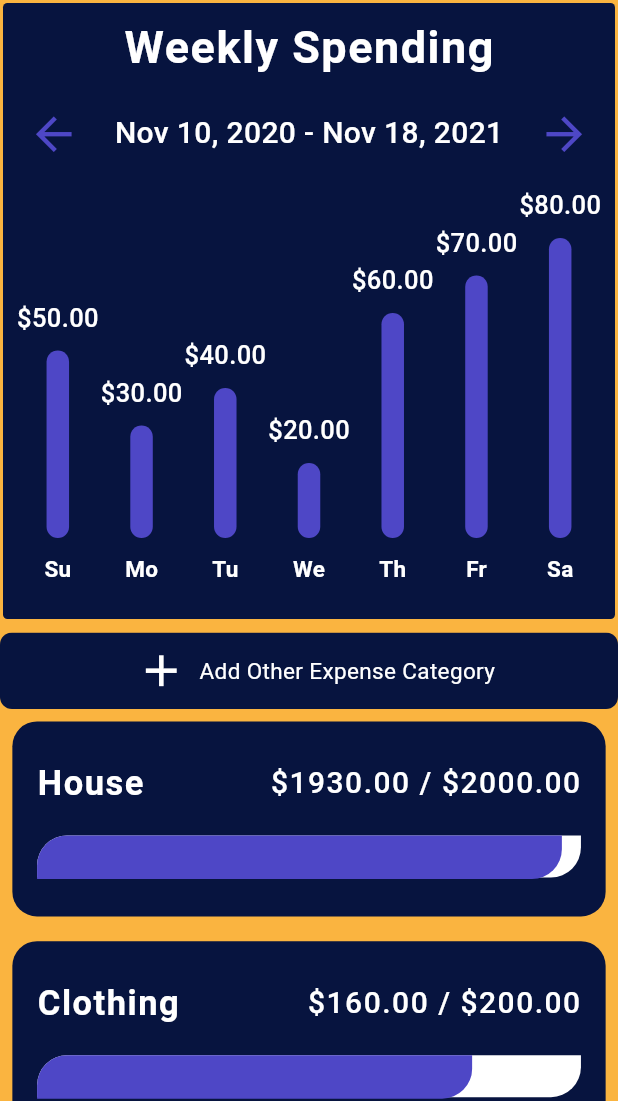
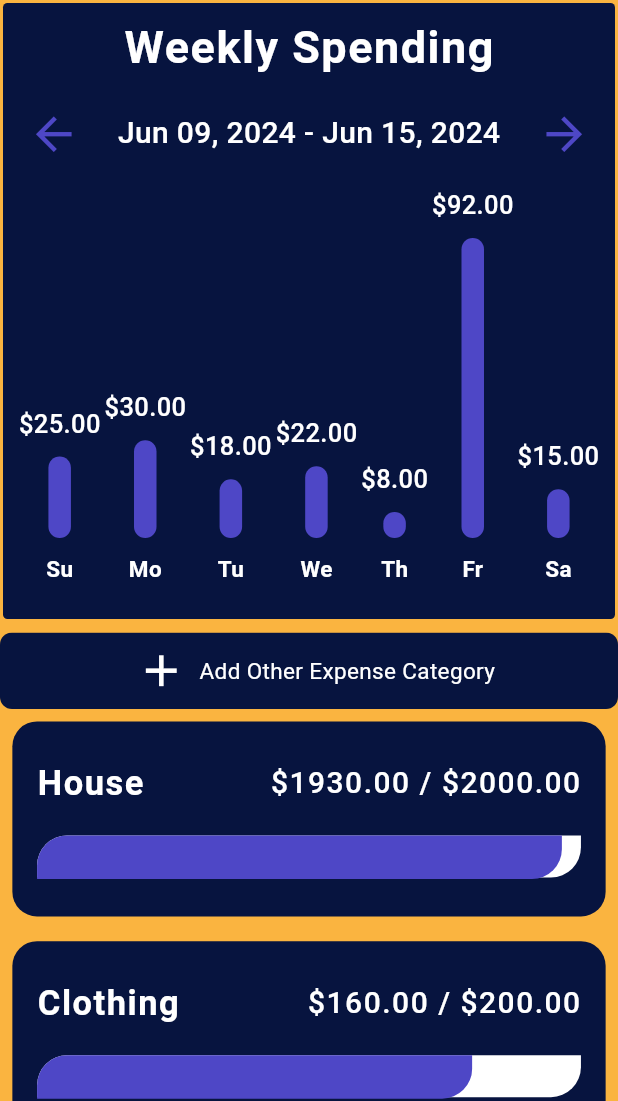
Before and after one commit to reinhardprs/flutter-kelompok-g, a Flutter app: the screen it shows after launch, after a tap on the "arrow back" icon, on a phone screen of 412 x 824 dp, the part 135-1236 px from its top. Run offline on Flutter 3.47's test engine with Material 3 defaults, Android fonts, the phone set to English and light mode, and no system bars; our stand-ins replace flutter_speed_dial, font_awesome_flutter, google_fonts, rive, sizer; accounts and stored records are empty; network calls fail; Roboto replaces fonts that are missing (Abel).

Commit message:
Sinkronisasi chart.dart

```diff
--- a/lib/data/data.dart
+++ b/lib/data/data.dart
@@ -3,15 +3,20 @@ import 'package:money_manage/models/type_model.dart';
 import 'package:flutter/material.dart';
 import '../models/user_model.dart';
 
-final List<double> weeklySpending = [
-  50.0,
-  30.0,
-  40.0,
-  20.0,
-  60.0,
-  70.0,
-  80.0,
-];
+List<double> calculateWeeklySpending(List<TypeModel> typeNames) {
+  List<double> weeklySpending = List<double>.filled(7, 0);
+
+  typeNames.forEach((type) {
+    type.expenses?.forEach((expense) {
+      int dayOfWeek = expense.createdAt!.weekday % 7;  // Convert to 0 (Sunday) - 6 (Saturday) format
+      weeklySpending[dayOfWeek] += expense.cost!;
+    });
+  });
+
+  return weeklySpending;
+}
+
+final List<double> weeklySpending = calculateWeeklySpending(typeNames);
 
 _generateExpenses(int index) {
   List<CostModel> costModel = [];
@@ -19,18 +24,18 @@ _generateExpenses(int index) {
 
   if (index == 0) {
     costModel = [
-      CostModel(name: 'House Custom 0', cost: 15.0, note: 'Note 1', createdAt: now, lastModifiedAt: now),
-      CostModel(name: 'House Custom 1', cost: 25.0, note: 'Note 2', createdAt: now, lastModifiedAt: now),
-      CostModel(name: 'House Custom 2', cost: 30.0, note: 'Note 3', createdAt: now, lastModifiedAt: now),
+      CostModel(name: 'House Custom 0', cost: 15.0, note: 'Note 1', createdAt: now.subtract(Duration(days: 6)), lastModifiedAt: now),
+      CostModel(name: 'House Custom 1', cost: 25.0, note: 'Note 2', createdAt: now.subtract(Duration(days: 5)), lastModifiedAt: now),
+      CostModel(name: 'House Custom 2', cost: 30.0, note: 'Note 3', createdAt: now.subtract(Duration(days: 4)), lastModifiedAt: now),
     ];
   } else if (index == 1) {
     costModel = [
-      CostModel(name: 'Clothing Custom 0', cost: 18.0, note: 'Note 1', createdAt: now, lastModifiedAt: now),
-      CostModel(name: 'Clothing Custom 1', cost: 22.0, note: 'Note 2', createdAt: now, lastModifiedAt: now),
+      CostModel(name: 'Clothing Custom 0', cost: 18.0, note: 'Note 1', createdAt: now.subtract(Duration(days: 3)), lastModifiedAt: now),
+      CostModel(name: 'Clothing Custom 1', cost: 22.0, note: 'Note 2', createdAt: now.subtract(Duration(days: 2)), lastModifiedAt: now),
     ];
   } else if (index == 2) {
     costModel = [
-      CostModel(name: 'Food Custom 0', cost: 8.0, note: 'Note 1', createdAt: now, lastModifiedAt: now),
+      CostModel(name: 'Food Custom 0', cost: 8.0, note: 'Note 1', createdAt: now.subtract(Duration(days: 1)), lastModifiedAt: now),
       CostModel(name: 'Ketoprak Custom', cost: 12.0, note: 'Note 2', createdAt: now, lastModifiedAt: now),
     ];
   } else if (index == 3) {
--- a/lib/widgets/chart.dart
+++ b/lib/widgets/chart.dart
@@ -1,11 +1,12 @@
 import 'package:flutter/material.dart';
 import 'package:google_fonts/google_fonts.dart';
+import 'package:intl/intl.dart';
 import 'package:money_manage/constants.dart';
-
 
 class CustomChart extends StatelessWidget {
   const CustomChart({Key? key, required this.expenses}) : super(key: key);
   final List<double> expenses;
+
   @override
   Widget build(BuildContext context) {
     double mostExpensive = 0;
@@ -14,6 +15,15 @@ class CustomChart extends StatelessWidget {
         mostExpensive = price;
       }
     });
+
+    DateTime now = DateTime.now();
+    DateTime startDate = now.subtract(Duration(days: now.weekday));
+    DateTime endDate = startDate.add(Duration(days: 6));
+    String formattedStartDate = DateFormat('MMM dd, yyyy').format(startDate);
+    String formattedEndDate = DateFormat('MMM dd, yyyy').format(endDate);
+
+    List<String> weekDays = ['Su', 'Mo', 'Tu', 'We', 'Th', 'Fr', 'Sa'];
+
     return Padding(
       padding: EdgeInsets.all(8),
       child: Column(
@@ -38,11 +48,12 @@ class CustomChart extends StatelessWidget {
                 icon: Icon(Icons.arrow_back_outlined),
               ),
               Text(
-                'Nov 10, 2020 - Nov 18, 2021',
+                '$formattedStartDate - $formattedEndDate',
                 style: GoogleFonts.abel(
-                    fontSize: 20,
-                    fontWeight: FontWeight.w500,
-                    color: kTextColor),
+                  fontSize: 20,
+                  fontWeight: FontWeight.w500,
+                  color: kTextColor,
+                ),
               ),
               IconButton(
                 onPressed: () {},
@@ -56,37 +67,13 @@ class CustomChart extends StatelessWidget {
           Row(
             mainAxisAlignment: MainAxisAlignment.spaceEvenly,
             crossAxisAlignment: CrossAxisAlignment.end,
-            children: [
-              CustomBar(
-                  day: 'Su',
-                  amountSpent: expenses[0],
-                  expensive: mostExpensive),
-              CustomBar(
-                  day: 'Mo',
-                  amountSpent: expenses[1],
-                  expensive: mostExpensive),
-              CustomBar(
-                  day: 'Tu',
-                  amountSpent: expenses[2],
-                  expensive: mostExpensive),
-              CustomBar(
-                  day: 'We',
-                  amountSpent: expenses[3],
-                  expensive: mostExpensive),
-              CustomBar(
-                  day: 'Th',
-                  amountSpent: expenses[4],
-                  expensive: mostExpensive),
-              CustomBar(
-                  day: 'Fr',
-                  amountSpent: expenses[5],
-                  expensive: mostExpensive),
-              CustomBar(
-                  day: 'Sa',
-                  amountSpent: expenses[6],
-                  expensive: mostExpensive),
-
-            ],
+            children: List.generate(7, (index) {
+              return CustomBar(
+                day: weekDays[index],
+                amountSpent: expenses[index],
+                expensive: mostExpensive,
+              );
+            }),
           ),
           SizedBox(
             height: 15,
@@ -98,16 +85,12 @@ class CustomChart extends StatelessWidget {
 }
 
 class CustomBar extends StatelessWidget {
-  CustomBar(
-      {Key? key,
-      required this.day,
-      required this.amountSpent,
-      required this.expensive})
-      : super(key: key);
+  CustomBar({Key? key, required this.day, required this.amountSpent, required this.expensive}) : super(key: key);
   final String day;
   final double amountSpent;
   final double expensive;
   final double _maxBarHeight = 200;
+
   @override
   Widget build(BuildContext context) {
     final barHeight = amountSpent / expensive * _maxBarHeight;
@@ -116,7 +99,10 @@ class CustomBar extends StatelessWidget {
         Text(
           '\$${amountSpent.toStringAsFixed(2)}',
           style: GoogleFonts.abel(
-              fontSize: 17, fontWeight: FontWeight.w500, color: kTextColor),
+            fontSize: 17,
+            fontWeight: FontWeight.w500,
+            color: kTextColor,
+          ),
         ),
         SizedBox(
           height: 10,
@@ -135,7 +121,10 @@ class CustomBar extends StatelessWidget {
         Text(
           day,
           style: GoogleFonts.abel(
-              fontSize: 15, fontWeight: FontWeight.w600, color: kTextColor),
+            fontSize: 15,
+            fontWeight: FontWeight.w600,
+            color: kTextColor,
+          ),
         ),
       ],
     );
```
Also changed, not shown: 1 other file.
